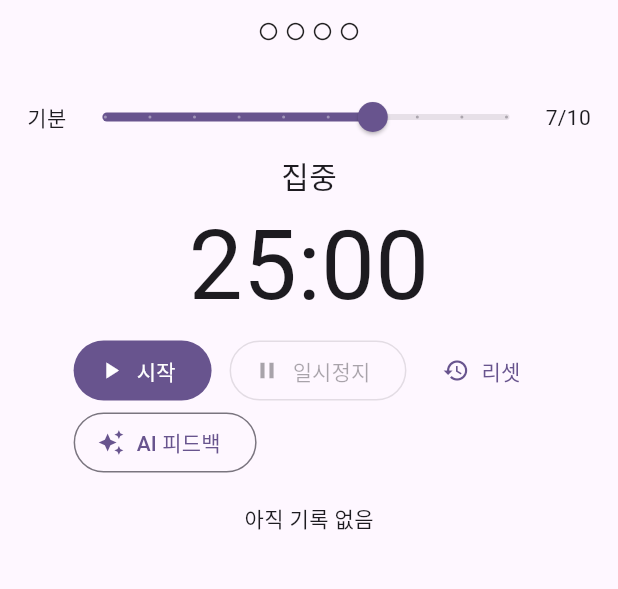
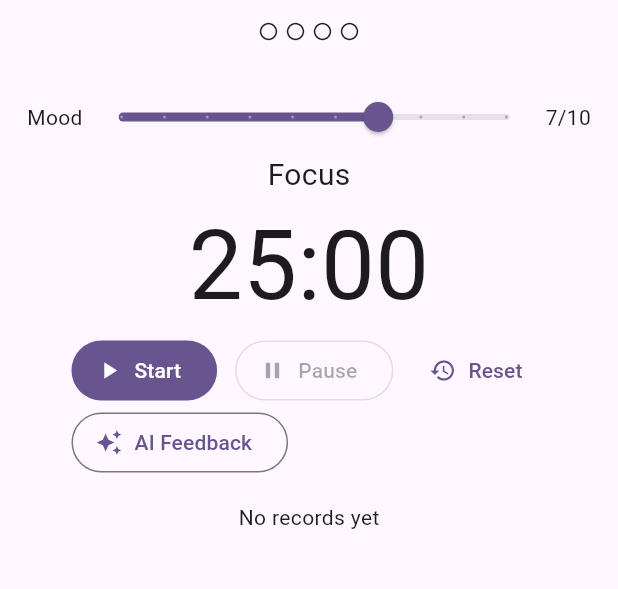
Before and after one commit to hi9103274-beep/mood-pomodoro-ai, a Flutter app: the screen it shows after launch, on a phone screen of 412 x 824 dp, the part 63-652 px from its top. Run offline on Flutter 3.47's test engine with Material 3 defaults, Android fonts, the phone set to English and light mode, and no system bars; our stand-ins replace flutter_dotenv, shared_preferences.

Commit message:
main.dart

```diff
--- a/lib/main.dart
+++ b/lib/main.dart
@@ -6,7 +6,7 @@ import 'package:flutter/material.dart';
 import 'package:shared_preferences/shared_preferences.dart';
 import 'package:flutter_dotenv/flutter_dotenv.dart';
 
-import 'ai_server.dart'; // ← AI 서비스
+import 'ai_server.dart'; // ← AI service
 
 void main() async {
   WidgetsFlutterBinding.ensureInitialized();
@@ -37,8 +37,8 @@ class _PomodoroPageState extends State<PomodoroPage> {
   int mood = 7; // 1~10
   bool isRunning = false;
   bool isBreak = false;
-  int left = 25 * 60; // 기본 25분
-  int completedSets = 0; // 4세트 사이클
+  int left = 25 * 60; // default 25 min
+  int completedSets = 0; // 4-set cycle
   Timer? timer;
 
   List<LogEntry> logs = [];
@@ -72,7 +72,7 @@ class _PomodoroPageState extends State<PomodoroPage> {
         } else {
           isBreak = false;
           if (completedSets >= 4) {
-            _snack('4세트 완료! 주간 성취도 확인해보세요 🎉');
+            _snack('4 sets completed! Check your weekly achievements 🎉');
             completedSets = 0;
           }
           left = _focusSecondsByMood(mood);
@@ -116,11 +116,11 @@ class _PomodoroPageState extends State<PomodoroPage> {
     logs.insert(0, entry);
     await _saveLogs();
 
-    _snack('집중 완료! 휴식 시작 ☕');
+    _snack('Focus completed! Break started ☕');
     _showAIFeedbackDialog();
   }
 
-  // ---------------- 저장/로드 ----------------
+  // ---------------- Save/Load ----------------
   Future<void> _saveLogs() async {
     final prefs = await SharedPreferences.getInstance();
     final raw = jsonEncode(logs.map((e) => e.toJson()).toList());
@@ -138,10 +138,10 @@ class _PomodoroPageState extends State<PomodoroPage> {
     }
   }
 
-  // ---------------- AI 피드백 ----------------
+  // ---------------- AI Feedback ----------------
   Future<void> _showAIFeedbackDialog() async {
     final recent = logs.take(5).map((e) => e.toJson()).toList();
-    String feedback = 'AI 피드백 생성 중...';
+    String feedback = 'Generating AI feedback...';
 
     if (!mounted) return;
     showDialog(
@@ -155,7 +155,7 @@ class _PomodoroPageState extends State<PomodoroPage> {
             if (mounted) setLocal(() => feedback = text);
           }();
           return AlertDialog(
-            title: const Text('AI 피드백'),
+            title: const Text('AI Feedback'),
             content: SizedBox(
               width: 360,
               child: SingleChildScrollView(child: Text(feedback)),
@@ -163,7 +163,7 @@ class _PomodoroPageState extends State<PomodoroPage> {
             actions: [
               TextButton(
                 onPressed: () => Navigator.pop(context),
-                child: const Text('닫기'),
+                child: const Text('Close'),
               ),
             ],
           );
@@ -195,9 +195,9 @@ class _PomodoroPageState extends State<PomodoroPage> {
     );
   }
 
-  // 주간 통계
+  // Weekly stats
   Widget _weeklyStats() {
-    if (logs.isEmpty) return const Text("아직 기록 없음");
+    if (logs.isEmpty) return const Text("No records yet");
     final now = DateTime.now();
     final thisWeek = logs.where((e) {
       final d = DateTime.tryParse(e.date);
@@ -214,16 +214,16 @@ class _PomodoroPageState extends State<PomodoroPage> {
 
     return Column(
       children: [
-        Text("이번 주 총 집중: ${totalMinutes}분"),
-        Text("평균 기분 점수: $avgMood/10"),
-        Text("완료 세트: ${thisWeek.length}회"),
+        Text("Total focus this week: ${totalMinutes} minutes"),
+        Text("Average mood score: $avgMood/10"),
+        Text("Completed sets: ${thisWeek.length} reps"),
       ],
     );
   }
 
   @override
   Widget build(BuildContext context) {
-    final label = isBreak ? '휴식' : '집중';
+    final label = isBreak ? 'Break' : 'Focus';
     return Scaffold(
       appBar: AppBar(
         title: const Text('Mood Pomodoro (AI)'),
@@ -246,7 +246,7 @@ class _PomodoroPageState extends State<PomodoroPage> {
               children: [
                 Row(
                   children: [
-                    const Text('기분'),
+                    const Text('Mood'),
                     Expanded(
                       child: Slider(
                         value: mood.toDouble(),
@@ -278,19 +278,19 @@ class _PomodoroPageState extends State<PomodoroPage> {
                     FilledButton.icon(
                         onPressed: isRunning ? null : start,
                         icon: const Icon(Icons.play_arrow),
-                        label: const Text("시작")),
+                        label: const Text("Start")),
                     OutlinedButton.icon(
                         onPressed: isRunning ? pause : null,
                         icon: const Icon(Icons.pause),
-                        label: const Text("일시정지")),
+                        label: const Text("Pause")),
                     TextButton.icon(
                         onPressed: reset,
                         icon: const Icon(Icons.restore),
-                        label: const Text("리셋")),
+                        label: const Text("Reset")),
                     OutlinedButton.icon(
                         onPressed: () => _showAIFeedbackDialog(),
                         icon: const Icon(Icons.auto_awesome),
-                        label: const Text("AI 피드백")),
+                        label: const Text("AI Feedback")),
                   ],
                 ),
                 const SizedBox(height: 16),
@@ -301,7 +301,7 @@ class _PomodoroPageState extends State<PomodoroPage> {
                     itemBuilder: (_, i) {
                       final e = logs[i];
                       return ListTile(
-                        title: Text("mood ${e.mood} • ${e.focusMinutes}분"),
+                        title: Text("Mood ${e.mood} • ${e.focusMinutes} min"),
                         subtitle: Text(e.date),
                       );
                     },
@@ -316,7 +316,7 @@ class _PomodoroPageState extends State<PomodoroPage> {
   }
 }
 
-// ---------------- 모델 ----------------
+// ---------------- Model ----------------
 class LogEntry {
   LogEntry({
     required this.date,
```
